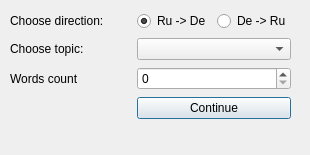
First picture: the form in setupstudywindow.ui, repository lelika1/disturber, before the edit.
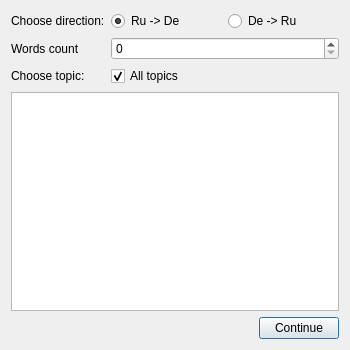
Second picture: the form after the edit.

Commit message: Select several topics for study.

```diff
--- a/setupstudywindow.ui
+++ b/setupstudywindow.ui
@@ -6,8 +6,8 @@
    <rect>
     <x>0</x>
     <y>0</y>
-    <width>310</width>
-    <height>155</height>
+    <width>350</width>
+    <height>350</height>
    </rect>
   </property>
   <property name="sizePolicy">
@@ -18,29 +18,22 @@
   </property>
   <property name="minimumSize">
    <size>
-    <width>310</width>
-    <height>155</height>
+    <width>350</width>
+    <height>350</height>
    </size>
   </property>
   <property name="maximumSize">
    <size>
-    <width>310</width>
-    <height>155</height>
+    <width>350</width>
+    <height>350</height>
    </size>
   </property>
   <property name="windowTitle">
    <string>Setup study</string>
   </property>
-  <widget class="QWidget" name="layoutWidget">
-   <property name="geometry">
-    <rect>
-     <x>10</x>
-     <y>10</y>
-     <width>281</width>
-     <height>113</height>
-    </rect>
-   </property>
-   <layout class="QGridLayout" name="gridLayout">
+  <layout class="QVBoxLayout" name="verticalLayout">
+   <item>
+    <layout class="QFormLayout" name="formLayout">
     <item row="0" column="0">
      <widget class="QLabel" name="label">
       <property name="text">
@@ -48,77 +41,91 @@
       </property>
      </widget>
     </item>
+     <item row="0" column="1">
+      <layout class="QHBoxLayout" name="horizontalLayout">
+       <item>
+        <widget class="QRadioButton" name="ruToDeButton">
+         <property name="text">
+          <string>Ru -&gt; De</string>
+         </property>
+         <property name="checked">
+          <bool>true</bool>
+         </property>
+        </widget>
+       </item>
+       <item>
+        <widget class="QRadioButton" name="deToRuButton">
+         <property name="text">
+          <string>De -&gt; Ru</string>
+         </property>
+        </widget>
+       </item>
+      </layout>
+     </item>
     <item row="1" column="0">
+      <widget class="QLabel" name="label_3">
+       <property name="text">
+        <string>Words count</string>
+       </property>
+      </widget>
+     </item>
+     <item row="1" column="1">
+      <widget class="QSpinBox" name="wordsCountBox">
+       <property name="singleStep">
+        <number>5</number>
+       </property>
+      </widget>
+     </item>
+     <item row="2" column="0">
      <widget class="QLabel" name="label_2">
       <property name="text">
        <string>Choose topic:</string>
       </property>
      </widget>
     </item>
-    <item row="3" column="0">
+     <item row="2" column="1">
+      <widget class="QCheckBox" name="allTopicsCheckBox">
+       <property name="enabled">
+        <bool>true</bool>
+       </property>
+       <property name="text">
+        <string>All topics</string>
+       </property>
+       <property name="checked">
+        <bool>true</bool>
+       </property>
+      </widget>
+     </item>
+    </layout>
+   </item>
+   <item>
+    <widget class="QListView" name="topicListView"/>
+   </item>
+   <item>
+    <layout class="QHBoxLayout" name="horizontalLayout_2">
+     <item>
      <spacer name="horizontalSpacer">
       <property name="orientation">
        <enum>Qt::Horizontal</enum>
       </property>
       <property name="sizeHint" stdset="0">
        <size>
-        <width>40</width>
+         <width>102</width>
         <height>20</height>
        </size>
       </property>
      </spacer>
     </item>
-    <item row="3" column="1">
+     <item>
      <widget class="QPushButton" name="continueButton">
       <property name="text">
        <string>Continue</string>
       </property>
      </widget>
     </item>
-    <item row="1" column="1">
-     <widget class="QComboBox" name="topicComboBox">
-      <property name="insertPolicy">
-       <enum>QComboBox::InsertAlphabetically</enum>
-      </property>
-     </widget>
-    </item>
-    <item row="2" column="0">
-     <widget class="QLabel" name="label_3">
-      <property name="text">
-       <string>Words count</string>
-      </property>
-     </widget>
-    </item>
-    <item row="0" column="1">
-     <layout class="QHBoxLayout" name="horizontalLayout">
-      <item>
-       <widget class="QRadioButton" name="ruToDeButton">
-        <property name="text">
-         <string>Ru -&gt; De</string>
-        </property>
-        <property name="checked">
-         <bool>true</bool>
-        </property>
-       </widget>
-      </item>
-      <item>
-       <widget class="QRadioButton" name="deToRuButton">
-        <property name="text">
-         <string>De -&gt; Ru</string>
-        </property>
-       </widget>
-      </item>
-     </layout>
-    </item>
-    <item row="2" column="1">
-     <widget class="QSpinBox" name="wordsCountBox">
-      <property name="singleStep">
-       <number>5</number>
-      </property>
-     </widget>
-    </item>
-   </layout>
-  </widget>
+    </layout>
+   </item>
+  </layout>
  </widget>
  <resources/>
  <connections/>
```
Lines whose indentation alone changed are shown as unchanged. The commit also changes 9 other files.
